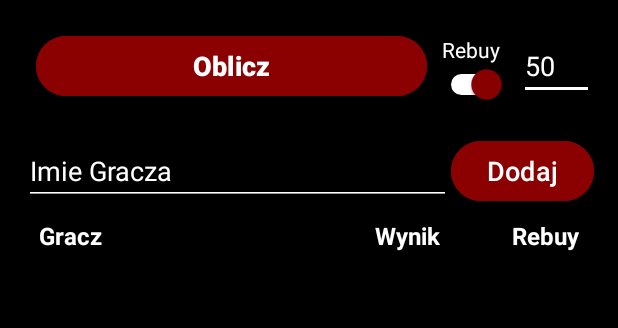
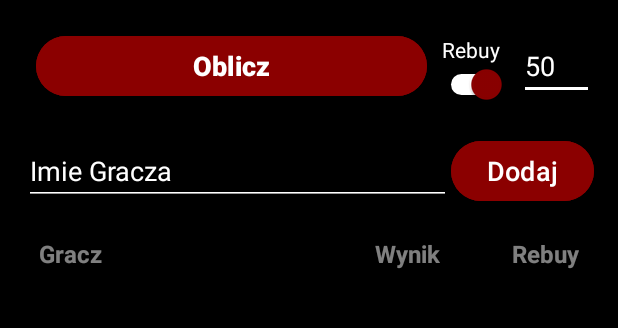
Before and after one commit to PejperO/PokerCalculator, an Android app: the screen it shows after launch (MainActivity), on a phone screen of 412 x 824 dp, the part 186-514 px from its top. Run offline under Robolectric (Android 15) with nearby library versions, the phone set to English and light mode, and no system bars.

Commit message:
Improve UI colors and refactor player logic
Updated color handling for switch track and text elements to use resource colors, improving UI consistency. Added switch_track_tint.xml selector for switch track coloring. Refactored MainActivity and PlayerAdapter by removing unused code and improving result color feedback. Adjusted input types for player balance and rebuy fields for better data entry.

```diff
--- /dev/null
+++ b/app/src/main/res/color/switch_track_tint.xml
@@ -0,0 +1,7 @@
+<?xml version="1.0" encoding="utf-8"?>
+<selector xmlns:android="http://schemas.android.com/apk/res/android">
+    <!-- Włączony -->
+    <item android:color="@color/white" android:state_checked="true" />
+    <!-- Wyłączony -->
+    <item android:color="@color/transparent_white" android:state_checked="false" />
+</selector>
--- a/app/src/main/res/layout/activity_main.xml
+++ b/app/src/main/res/layout/activity_main.xml
@@ -72,7 +72,7 @@
                 android:layout_height="wrap_content"
                 android:checked="true"
                 android:thumbTint="@color/red"
-                android:trackTint="@color/white"
+                android:trackTint="@color/switch_track_tint"
                 android:trackTintMode="src_over"
                 tools:ignore="UseSwitchCompatOrMaterialXml" />
         </LinearLayout>
@@ -136,7 +136,7 @@
                 android:layout_height="wrap_content"
                 android:orientation="horizontal"
                 android:layout_below="@id/linearAddPlayer"
-                android:layout_marginTop="8dp"
+                android:layout_marginTop="20dp"
                 android:paddingStart="10dp"
                 android:paddingEnd="10dp">
 
@@ -148,7 +148,7 @@
                     android:text="Gracz"
                     android:textSize="16sp"
                     android:textStyle="bold"
-                    android:textColor="@color/white"/>
+                    android:textColor="@color/transparent_white"/>
 
                 <TextView
                     android:id="@+id/headerScore"
@@ -159,7 +159,7 @@
                     android:textSize="16sp"
                     android:textStyle="bold"
                     android:gravity="start"
-                    android:textColor="@color/white"/>
+                    android:textColor="@color/transparent_white"/>
 
                 <TextView
                     android:id="@+id/headerRebuy"
@@ -170,7 +170,7 @@
                     android:textSize="16sp"
                     android:textStyle="bold"
                     android:gravity="end"
-                    android:textColor="@color/white"/>
+                    android:textColor="@color/transparent_white"/>
             </LinearLayout>
 
             <androidx.recyclerview.widget.RecyclerView
```
Also changed, not shown: app/src/main/java/com/example/pokercalculator/MainActivity.kt (+16 -31 lines), app/src/main/java/com/example/pokercalculator/PlayerAdapter.kt (+2 -18 lines), app/src/main/res/layout/player_item.xml (+5 -3 lines).
